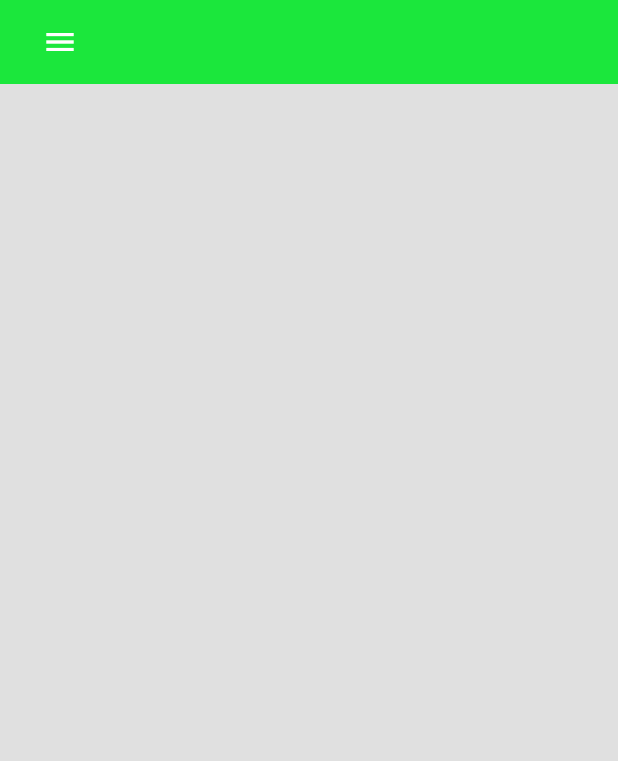
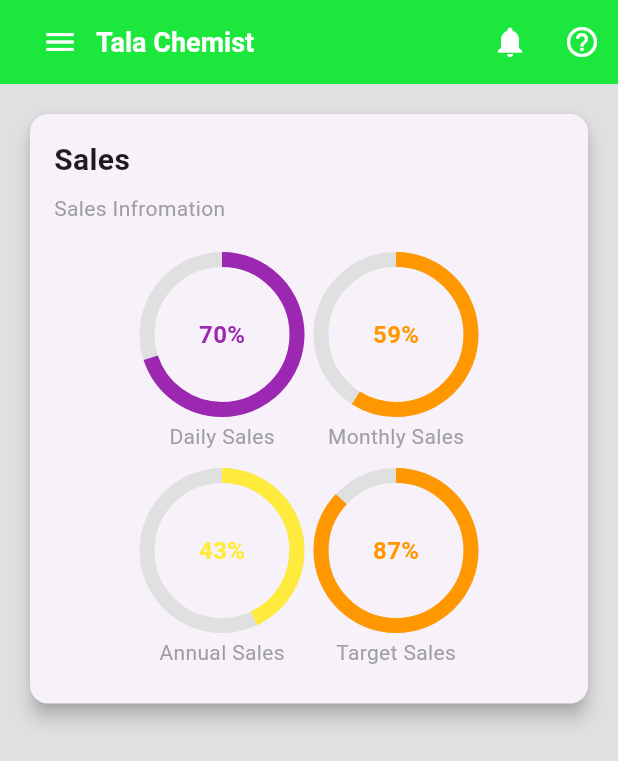
Before and after one commit to BrianKawinzi/medfast_go, a Flutter app: the screen it shows after launch, on a phone screen of 412 x 824 dp. Shown: the top 761 px of the screen. Run offline on Flutter 3.47's test engine with Material 3 defaults, Android fonts, the phone set to English and light mode, and no system bars; our stand-ins replace geolocator, image_picker, permission_handler, shared_preferences, sqflite; missing offline and left inert: qr_code_scanner; accounts and stored records are empty.

Commit message:
my sales card added

```diff
--- /dev/null
+++ b/lib/pages/components/circular_progress.dart
@@ -0,0 +1,54 @@
+import 'package:flutter/material.dart';
+
+
+class MyCircularProgressIndicator extends StatelessWidget {
+  final String title;
+  final int percentage;
+  final Color color;
+
+
+  const MyCircularProgressIndicator({
+    required this.title,
+    required this.percentage,
+    required this.color,
+    super.key
+  });
+
+  @override
+  Widget build(BuildContext context) {
+    return Column(
+      children: [
+        Stack(
+          alignment: Alignment.center,
+          children: [
+            SizedBox(
+              width: 100.0,
+              height: 100.0,
+              child: CircularProgressIndicator(
+                value: percentage / 100,
+                strokeWidth: 10.0,
+                valueColor: AlwaysStoppedAnimation<Color>(color),
+                backgroundColor: Colors.grey[300],
+              ),
+            ),
+            Text(
+              '$percentage%',
+              style: TextStyle(
+                color: color,
+                fontWeight: FontWeight.bold,
+                fontSize: 16.0,
+              ),
+            ),
+          ],
+        ),
+        SizedBox(height: 8.0),
+        Text(
+          title,
+          style: TextStyle(
+            color: Colors.grey,
+          ),
+        ),
+      ],
+    );
+  }
+}
--- a/lib/pages/home_screen.dart
+++ b/lib/pages/home_screen.dart
@@ -1,4 +1,5 @@
 import 'package:flutter/material.dart';
+import 'package:medfast_go/pages/widgets/progress_indicator.dart';
 
 
 class HomeScreen extends StatelessWidget {
@@ -44,7 +45,104 @@ class HomeScreen extends StatelessWidget {
                 color: Colors.white,
               ),
             ),
+
+            //chemist name this is an example later on it will be connected so as to change with the specific chemist
+            Text(
+              'Tala Chemist',
+              style: TextStyle(
+                color: Colors.white,
+                fontSize: 18.0,
+                fontWeight: FontWeight.bold,
+              ),
+            ),
           ],
+        ),
+
+        actions: [
+
+          //Notification button
+          IconButton(
+            onPressed: () {
+              //Handle notification logic here
+            },
+            icon: Icon(
+              Icons.notifications,
+              color: Colors.white,
+            ),
+          ),
+
+          //help button
+          IconButton(
+            onPressed: () {
+              //handle help logic here
+            },
+            icon: Icon(
+              Icons.help_outline_rounded,
+              color: Colors.white,
+            ),
+          ),
+        ],
+      ),
+
+      body: SingleChildScrollView(
+        child: Padding(
+          padding: const EdgeInsets.all(16.0),
+          child: Column(
+            crossAxisAlignment: CrossAxisAlignment.stretch,
+            children: [
+
+              //sales tile
+              Card(
+                elevation: 5.0,
+                child: Padding(
+                  padding: const EdgeInsets.all(16.0),
+                  child: Column(
+                    crossAxisAlignment: CrossAxisAlignment.start,
+                    children: [
+                      Text(
+                        'Sales',
+                        style: TextStyle(
+                          fontSize: 20.0,
+                          fontWeight: FontWeight.bold,
+                        ),
+                      ),
+
+                      const SizedBox(height: 8.0),
+
+                      Text(
+                        'Sales Infromation',
+                        style: TextStyle(
+                          color: Colors.grey,
+                        ),
+                      ),
+
+                      const SizedBox(height: 16.0),
+
+                      //Progress indicators
+                      buildHorizontalProgressIndicators(
+                        'Daily Sales',
+                         70,
+                         Colors.purple,
+                         'Monthly Sales',
+                         59,
+                         Colors.orange,
+                      ),
+
+                      buildHorizontalProgressIndicators(
+                        'Annual Sales',
+                         43,
+                         Colors.yellow,
+                         'Target Sales',
+                         87,
+                         Colors.orange,
+                      ),
+
+                    ],
+                  ),
+                ),
+              ),
+            ],
+          ),
         ),
       ),
     );
--- /dev/null
+++ b/lib/pages/widgets/progress_indicator.dart
@@ -0,0 +1,23 @@
+ import 'package:flutter/material.dart';
+import 'package:medfast_go/pages/components/circular_progress.dart';
+
+ Widget buildHorizontalProgressIndicators(
+    String title1,
+    int percentage1,
+    Color color1,
+    String title2,
+    int percentage2,
+    Color color2,
+  ) {
+    return Padding(
+      padding: const EdgeInsets.symmetric(vertical: 8.0),
+      child: Row(
+        mainAxisAlignment: MainAxisAlignment.center,
+        children: [
+          MyCircularProgressIndicator(title: title1, percentage: percentage1, color: color1),
+          const SizedBox(width: 16.0),
+          MyCircularProgressIndicator(title: title2, percentage: percentage2, color: color2),
+        ],
+      ),
+    );
+  }
```
